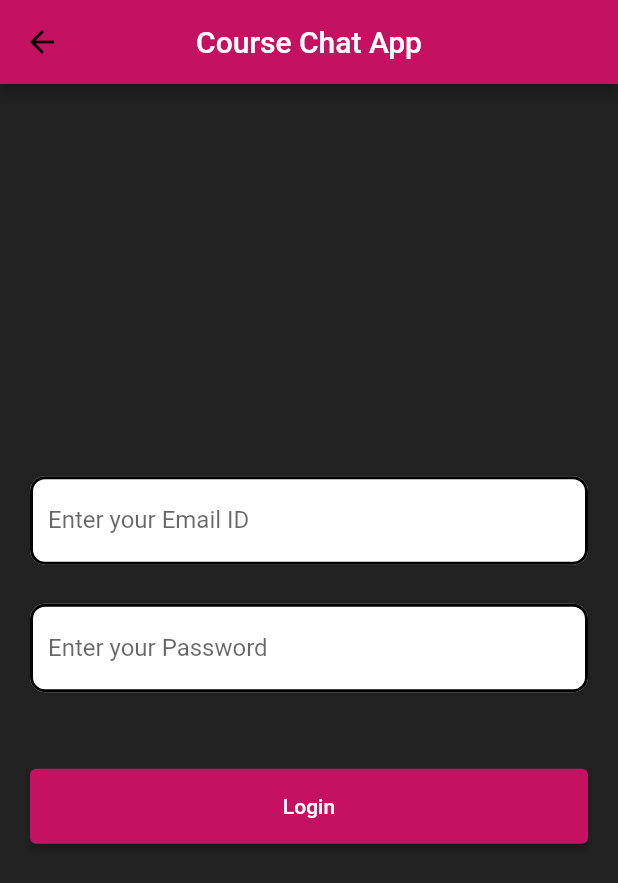
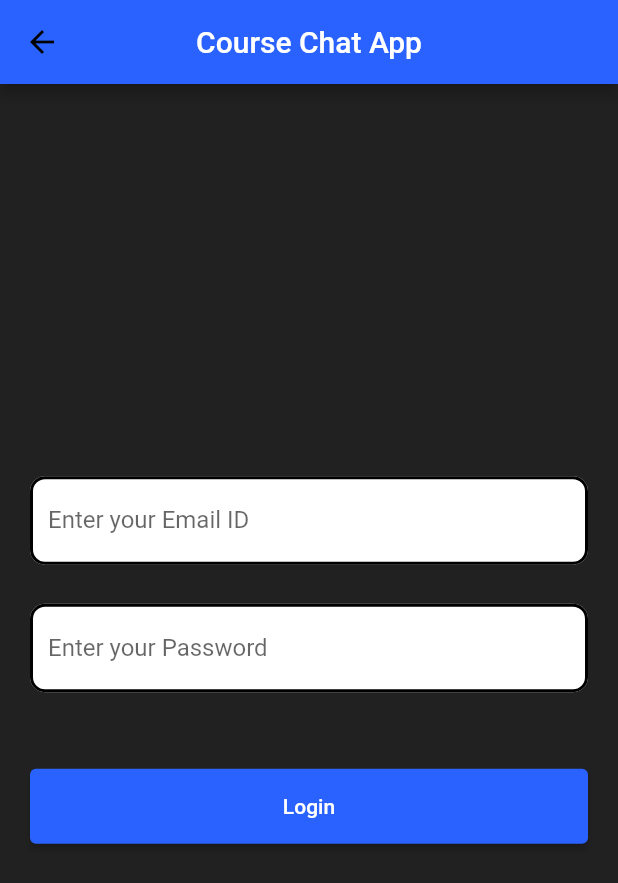
Before and after one commit to tusharbansal22/CS200-Chat-App, a Flutter app: the screen it shows after launch, after a tap on "Login", on a phone screen of 412 x 824 dp. Shown: the top 883 px of the screen. Run offline on Flutter 3.47's test engine with Material 2 defaults, Android fonts, the phone set to English and light mode, and no system bars; our stand-ins replace supabase_flutter; accounts and stored records are empty.

Commit message:
design 2

```diff
--- a/lib/screens/login.dart
+++ b/lib/screens/login.dart
@@ -21,7 +21,7 @@ class _LoginState extends State<Login> {
           style: TextStyle(color: Colors.white),
         ),
         centerTitle: true,
-        backgroundColor: Colors.pinkAccent.shade700 ,
+        backgroundColor: Colors.blueAccent.shade700 ,
       ),
       body: Container(
         width: double.infinity,
@@ -87,7 +87,7 @@ class _LoginState extends State<Login> {
               // color: Colors.pinkAccent.shade700,
               child: ElevatedButton(
                 style: ElevatedButton.styleFrom(
-                    backgroundColor: Colors.pinkAccent.shade700, fixedSize: Size(100, 40)),
+                    backgroundColor: Colors.blueAccent.shade700, fixedSize: Size(100, 40)),
                 onPressed: () async {
                   final AuthResponse res =
                       await supabase.auth.signInWithPassword(
--- a/lib/screens/logreg.dart
+++ b/lib/screens/logreg.dart
@@ -12,7 +12,7 @@ class _LogRegisterState extends State<LogRegister> {
   Widget build(BuildContext context) {
     return Scaffold(
       appBar: AppBar(
-        backgroundColor: Colors.pinkAccent.shade700,
+        backgroundColor: Colors.blueAccent.shade700,
         title: Text("Course Chat App", style: TextStyle(color: Colors.white),),
         centerTitle: true,
       ),
@@ -36,7 +36,7 @@ class _LogRegisterState extends State<LogRegister> {
                     },
                     child: Text("Login", style: TextStyle(color: Colors.white),),
                     style: ElevatedButton.styleFrom(
-                      backgroundColor: Colors.pinkAccent.shade700,
+                      backgroundColor: Colors.blueAccent.shade700,
                       textStyle: TextStyle(
                           color: Colors.white,
                           fontWeight: FontWeight.bold,
@@ -62,7 +62,7 @@ class _LogRegisterState extends State<LogRegister> {
                   },
                   child: Text("Register", style: TextStyle(color: Colors.white),),
                   style: ElevatedButton.styleFrom(
-                    backgroundColor: Colors.pinkAccent.shade700,
+                    backgroundColor: Colors.blueAccent.shade700,
                     textStyle: const TextStyle(
                         color: Colors.white,
                         fontWeight: FontWeight.bold,
--- a/lib/screens/register.dart
+++ b/lib/screens/register.dart
@@ -23,7 +23,7 @@ class _RegisterScreenState extends State<RegisterScreen> {
             'Course Chat App',
             style: TextStyle(color: Colors.white),
           ),
-          backgroundColor: Colors.pinkAccent.shade700,
+          backgroundColor: Colors.blueAccent.shade700,
           centerTitle: true,
         ),
         body: Container(
@@ -168,7 +168,7 @@ class _RegisterScreenState extends State<RegisterScreen> {
                     ;
                   },
                   style: ElevatedButton.styleFrom(
-                      backgroundColor: Colors.pinkAccent.shade700, fixedSize: Size(100, 40)),
+                      backgroundColor: Colors.blueAccent.shade700, fixedSize: Size(100, 40)),
                   child: Text(
                     'Register',
                     style: TextStyle(color: Colors.white),
```
